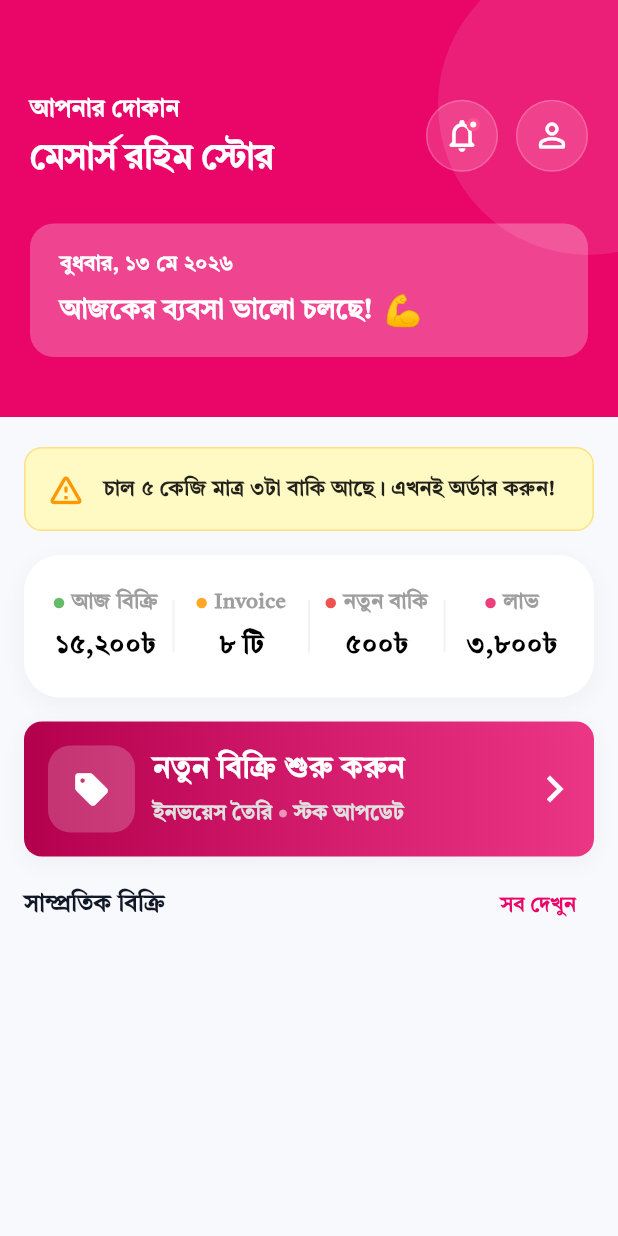
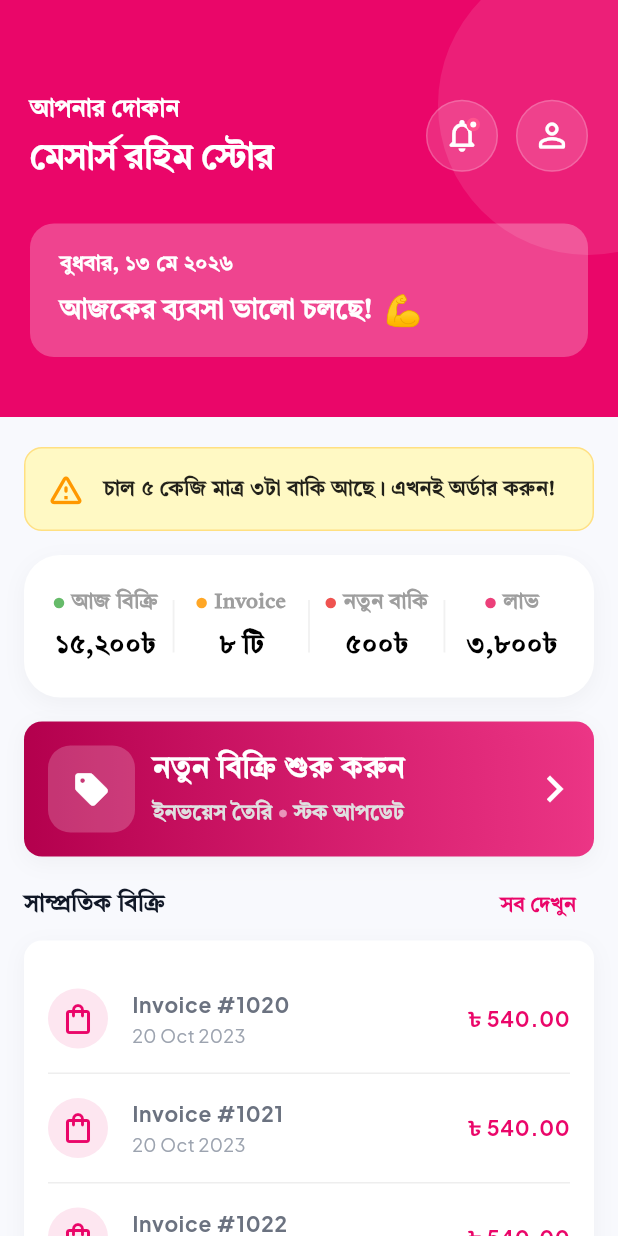
Before and after one commit to majidbhuiyan20/ShopLedger, a Flutter app: the HomeScreen screen opened by its route, on a phone screen of 412 x 824 dp. Run offline on Flutter 3.47's test engine with Material 3 defaults, Android fonts, the phone set to English and light mode, and no system bars; our stand-ins replace dio, flutter_riverpod, fluttertoast, logger, shared_preferences; accounts and stored records are empty; network calls fail; Roboto replaces fonts that are missing (Inter).

Commit message:
add recent sales list to home screen

```diff
--- a/lib/features/home/view/home_screen.dart
+++ b/lib/features/home/view/home_screen.dart
@@ -41,7 +41,11 @@ class _HomeScreenState extends State<HomeScreen> {
                     ),
                     child: Row(
                       children: [
-                        const Icon(Icons.warning_amber_rounded, color: Colors.orange, size: 26),
+                        const Icon(
+                          Icons.warning_amber_rounded,
+                          color: Colors.orange,
+                          size: 26,
+                        ),
                         const SizedBox(width: 12),
                         Expanded(
                           child: Text(
@@ -61,17 +65,70 @@ class _HomeScreenState extends State<HomeScreen> {
 
                   // ── Statistics Summary Card (Refactored) ───────────────
                   const StatSummaryCard(),
-                  SizedBox(height: 16,),
+                  SizedBox(height: 16),
 
                   // ── Start New Sell Card (Refactored) ───────────────
-                  StartNewSellCard(onTap: () {  },),
-                  SizedBox(height: 8,),
-                  SectionHeader(
-                    title: "সাম্প্রতিক বিক্রি",
-                    onActionTap: () {
+                  StartNewSellCard(onTap: () {}),
+                  SizedBox(height: 8),
+                  SectionHeader(title: "সাম্প্রতিক বিক্রি", onActionTap: () {}),
 
-                    },
-                  )
+                  Container(
+                    padding: const EdgeInsets.all(16),
+                    decoration: BoxDecoration(
+                      color: Colors.white,
+                      borderRadius: BorderRadius.circular(12),
+                      boxShadow: [
+                        BoxShadow(
+                          color: Colors.black.withOpacity(0.04),
+                          blurRadius: 12,
+                          offset: const Offset(0, 4),
+                        ),
+                      ],
+                    ),
+                    child: Column(
+                      children: List.generate(3, (index) {
+                        return Column(
+                          children: [
+                            ListTile(
+                              contentPadding: EdgeInsets.zero,
+                              leading: CircleAvatar(
+                                backgroundColor: AppColors.primary.withOpacity(
+                                  0.1,
+                                ),
+                                child: const Icon(
+                                  Icons.shopping_bag_outlined,
+                                  color: AppColors.primary,
+                                ),
+                              ),
+                              title: Text(
+                                "Invoice #102$index",
+                                style: AppTextStyle.bodyMedium.copyWith(
+                                  fontWeight: FontWeight.bold,
+                                ),
+                              ),
+                              subtitle: Text(
+                                "20 Oct 2023",
+                                style: AppTextStyle.bodySmall,
+                              ),
+                              trailing: Text(
+                                "৳ 540.00",
+                                style: AppTextStyle.bodyMedium.copyWith(
+                                  color: AppColors.primary,
+                                  fontWeight: FontWeight.bold,
+                                ),
+                              ),
+                            ),
+                            if (index !=
+                                2) // Don't show divider for the last item
+                              const Divider(
+                                height: 1,
+                                color: Color(0xFFEEEEEE),
+                              ),
+                          ],
+                        );
+                      }),
+                    ),
+                  ),
                 ],
               ),
             ),
```
